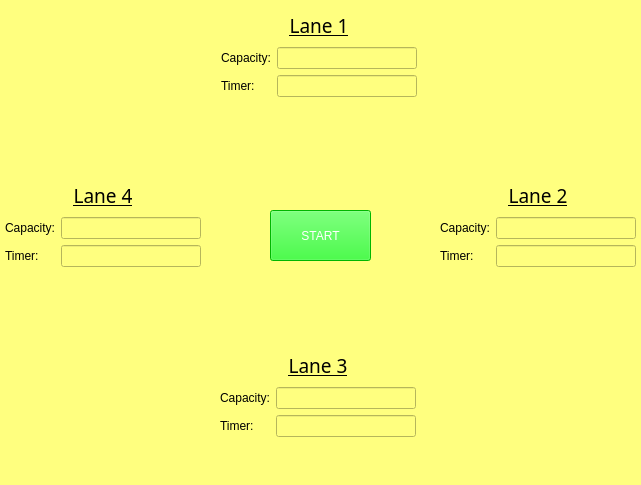
Qt form traffic-capacity-counting/GUI.ui (nikhil-amin/Automated-Traffic-Control) before a commit.
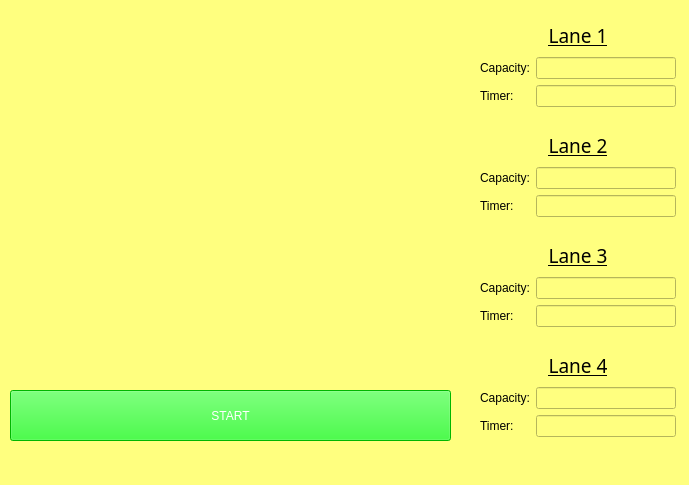
The same form after that commit.

Commit message: webcam stream display in GUI

Patch:
```diff
--- a/traffic-capacity-counting/GUI.ui
+++ b/traffic-capacity-counting/GUI.ui
@@ -6,19 +6,19 @@
    <rect>
     <x>0</x>
     <y>0</y>
-    <width>641</width>
+    <width>689</width>
     <height>485</height>
    </rect>
   </property>
   <property name="minimumSize">
    <size>
-    <width>641</width>
+    <width>689</width>
     <height>485</height>
    </size>
   </property>
   <property name="maximumSize">
    <size>
-    <width>641</width>
+    <width>689</width>
     <height>485</height>
    </size>
   </property>
@@ -35,9 +35,9 @@
    <widget class="QPushButton" name="pushButton_start">
     <property name="geometry">
      <rect>
-      <x>270</x>
-      <y>210</y>
-      <width>101</width>
+      <x>10</x>
+      <y>390</y>
+      <width>441</width>
       <height>51</height>
      </rect>
     </property>
@@ -54,8 +54,8 @@
    <widget class="QWidget" name="layoutWidget">
     <property name="geometry">
      <rect>
-      <x>440</x>
-      <y>180</y>
+      <x>480</x>
+      <y>130</y>
       <width>196</width>
       <height>87</height>
      </rect>
@@ -108,10 +108,18 @@
        <item>
         <layout class="QVBoxLayout" name="verticalLayout_4">
          <item>
-          <widget class="QLineEdit" name="lineEdit_c2"/>
+          <widget class="QLineEdit" name="lineEdit_c2">
+           <property name="readOnly">
+            <bool>true</bool>
+           </property>
+          </widget>
          </item>
          <item>
-          <widget class="QLineEdit" name="lineEdit_t2"/>
+          <widget class="QLineEdit" name="lineEdit_t2">
+           <property name="readOnly">
+            <bool>true</bool>
+           </property>
+          </widget>
          </item>
         </layout>
        </item>
@@ -122,8 +130,8 @@
    <widget class="QWidget" name="layoutWidget">
     <property name="geometry">
      <rect>
-      <x>220</x>
-      <y>350</y>
+      <x>480</x>
+      <y>240</y>
       <width>196</width>
       <height>87</height>
      </rect>
@@ -176,10 +184,18 @@
        <item>
         <layout class="QVBoxLayout" name="verticalLayout_2">
          <item>
-          <widget class="QLineEdit" name="lineEdit_c3"/>
+          <widget class="QLineEdit" name="lineEdit_c3">
+           <property name="readOnly">
+            <bool>true</bool>
+           </property>
+          </widget>
          </item>
          <item>
-          <widget class="QLineEdit" name="lineEdit_t3"/>
+          <widget class="QLineEdit" name="lineEdit_t3">
+           <property name="readOnly">
+            <bool>true</bool>
+           </property>
+          </widget>
          </item>
         </layout>
        </item>
@@ -190,8 +206,8 @@
    <widget class="QWidget" name="layoutWidget">
     <property name="geometry">
      <rect>
-      <x>5</x>
-      <y>180</y>
+      <x>480</x>
+      <y>350</y>
       <width>196</width>
       <height>87</height>
      </rect>
@@ -244,10 +260,18 @@
        <item>
         <layout class="QVBoxLayout" name="verticalLayout_3">
          <item>
-          <widget class="QLineEdit" name="lineEdit_c4"/>
+          <widget class="QLineEdit" name="lineEdit_c4">
+           <property name="readOnly">
+            <bool>true</bool>
+           </property>
+          </widget>
          </item>
          <item>
-          <widget class="QLineEdit" name="lineEdit_t4"/>
+          <widget class="QLineEdit" name="lineEdit_t4">
+           <property name="readOnly">
+            <bool>true</bool>
+           </property>
+          </widget>
          </item>
         </layout>
        </item>
@@ -258,8 +282,8 @@
    <widget class="QWidget" name="layoutWidget">
     <property name="geometry">
      <rect>
-      <x>221</x>
-      <y>10</y>
+      <x>480</x>
+      <y>20</y>
       <width>196</width>
       <height>87</height>
      </rect>
@@ -312,10 +336,18 @@
        <item>
         <layout class="QVBoxLayout" name="verticalLayout">
          <item>
-          <widget class="QLineEdit" name="lineEdit_c1"/>
+          <widget class="QLineEdit" name="lineEdit_c1">
+           <property name="readOnly">
+            <bool>true</bool>
+           </property>
+          </widget>
          </item>
          <item>
-          <widget class="QLineEdit" name="lineEdit_t1"/>
+          <widget class="QLineEdit" name="lineEdit_t1">
+           <property name="readOnly">
+            <bool>true</bool>
+           </property>
+          </widget>
          </item>
         </layout>
        </item>
@@ -323,6 +355,16 @@
      </item>
     </layout>
    </widget>
+   <widget class="QWidget" name="ImgWidget" native="true">
+    <property name="geometry">
+     <rect>
+      <x>10</x>
+      <y>10</y>
+      <width>441</width>
+      <height>371</height>
+     </rect>
+    </property>
+   </widget>
   </widget>
   <widget class="QMenuBar" name="menubar">
    <property name="geometry">
```
Left out of the diff: 2 changed lines with no effect on the pictures. The commit also changes 4 other files.
